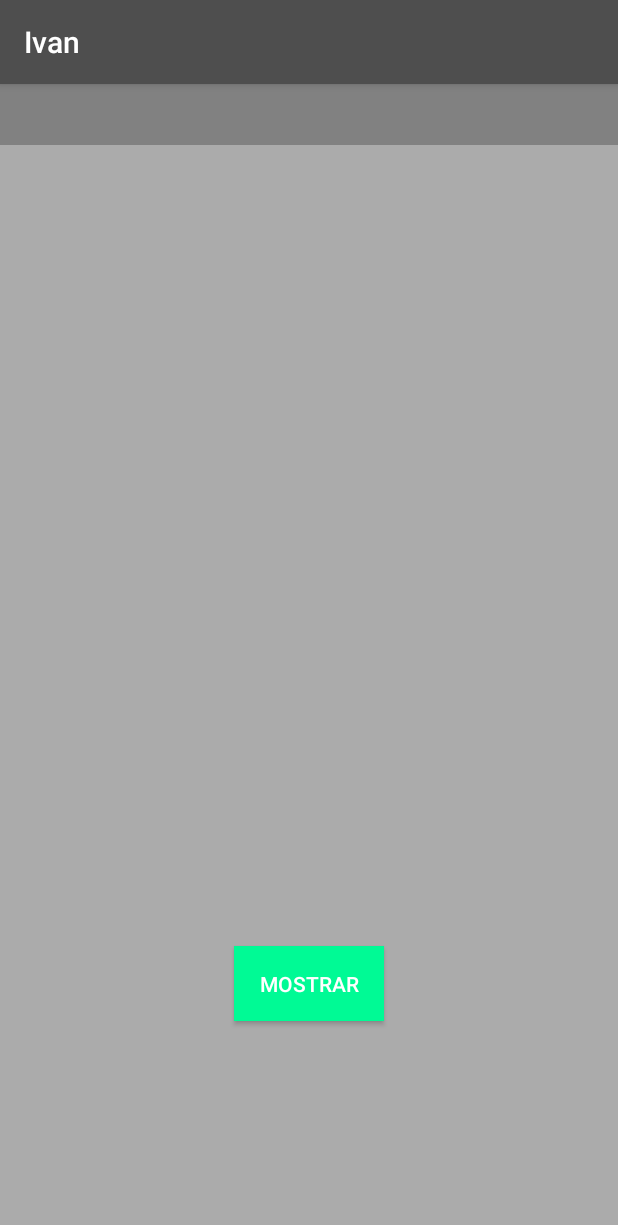
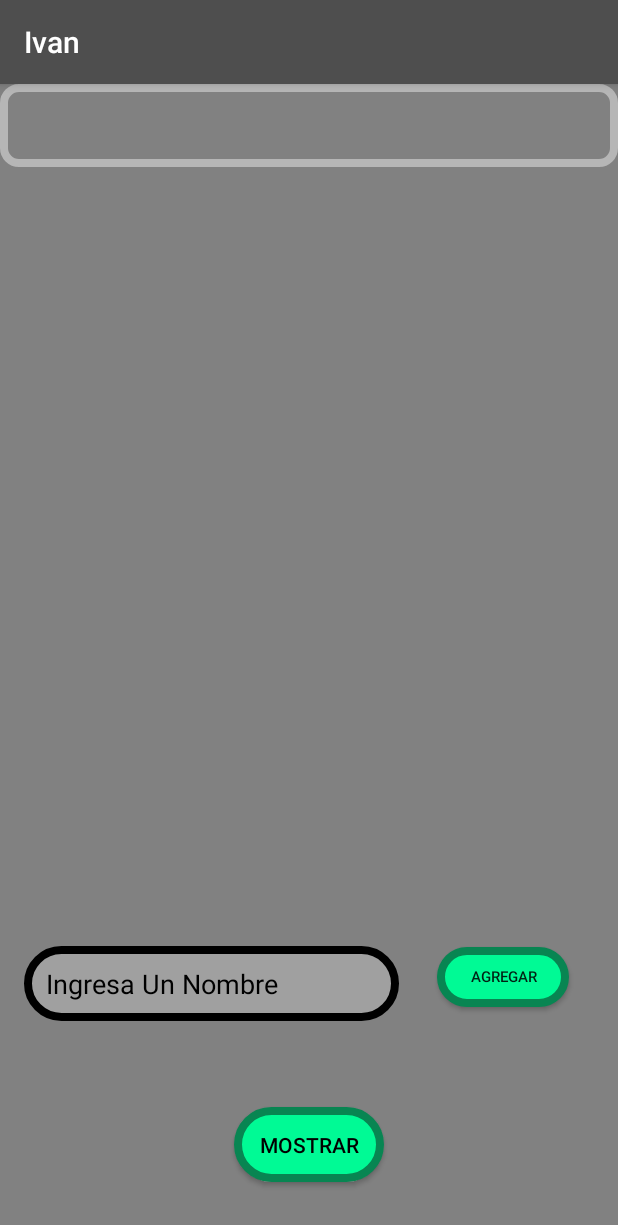
Before and after one commit to rolando-ivan/arrays, an Android app: the screen it shows after launch (MainActivity), on a phone screen of 412 x 824 dp. Shown: the top 1225 px of the screen. Run offline under Robolectric (Android 15) with nearby library versions, the phone set to English and light mode, and no system bars.

Commit message:
hola message

```diff
--- a/app/src/main/java/com/example/ivan/MainActivity.java
+++ b/app/src/main/java/com/example/ivan/MainActivity.java
@@ -4,12 +4,14 @@ import androidx.appcompat.app.AppCompatActivity;
 
 import android.os.Bundle;
 import android.view.View;
+import android.widget.EditText;
 import android.widget.TextView;
 
 import java.util.ArrayList;
 
 public class MainActivity extends AppCompatActivity {
 
+    private EditText edit_text_nombres_para_lista;
     private TextView textViewListaDeUsuarios;
     private ArrayList<String> listaDeNombres;
     //private int index =0 ;
@@ -39,8 +41,7 @@ public class MainActivity extends AppCompatActivity {
         String totalNombre="";
 
         for (String item : listaDeNombres){
-
-           /* new Handler(Looper.getMainLooper()).postDelayed(new Runnable() {
+/* new Handler(Looper.getMainLooper()).postDelayed(new Runnable() {
                 @Override
                 public void run() {
                     textViewListaDeUsuarios.setText(listaDeNombres.get(index));
@@ -48,9 +49,7 @@ public class MainActivity extends AppCompatActivity {
                 }
             }, timepo);
 
-            timepo += intervalo;*/
-
-           totalNombre += "\n" + item;
+            timepo += intervalo;*/      totalNombre += "\n" + item;
         }
 
         textViewListaDeUsuarios.setText(totalNombre);
--- /dev/null
+++ b/app/src/main/res/drawable/fondo_boton.xml
@@ -0,0 +1,11 @@
+<?xml version="1.0" encoding="utf-8"?>
+<shape
+    xmlns:android="http://schemas.android.com/apk/res/android"
+    android:shape="rectangle">
+
+    <corners android:radius="50dp" />
+    <solid android:color="#00FA95" />
+    <stroke android:width="5dp"
+        android:color="#088552" />
+
+</shape>
--- /dev/null
+++ b/app/src/main/res/drawable/fondo_edittext.xml
@@ -0,0 +1,11 @@
+<?xml version="1.0" encoding="utf-8"?>
+<shape xmlns:android="http://schemas.android.com/apk/res/android"
+    android:shape="rectangle">
+    <solid android:color="#a0a0a0" />
+    <corners android:radius="50dp" />
+    <padding android:left="15dp"
+        android:right="5dp" />
+    <stroke android:width="5dp"
+        android:color="#000000" />
+
+</shape>
--- /dev/null
+++ b/app/src/main/res/drawable/fondo_layout.xml
@@ -0,0 +1,11 @@
+<?xml version="1.0" encoding="utf-8"?>
+<shape xmlns:android="http://schemas.android.com/apk/res/android"
+    android:shape="rectangle">
+    <solid android:color="#818181" />
+    <corners android:bottomLeftRadius="200dp"
+        android:topLeftRadius="200dp"
+        android:bottomRightRadius="400dp" />
+    <size android:width="20dp"
+        android:height="2dp" />
+
+</shape>
--- /dev/null
+++ b/app/src/main/res/drawable/fondo_lista_text_view.xml
@@ -0,0 +1,13 @@
+<?xml version="1.0" encoding="utf-8"?>
+<shape xmlns:android="http://schemas.android.com/apk/res/android"
+    android:shape="rectangle">
+    <solid android:color="#818181" />
+    <padding android:left="15dp"
+        android:bottom="10dp"
+        android:right="10dp"
+        android:top="5dp"/>
+    <stroke android:width="5dp"
+        android:color="#B6B6B6" />
+    <corners android:radius="10dp" />
+
+</shape>
--- a/app/src/main/res/layout/activity_main.xml
+++ b/app/src/main/res/layout/activity_main.xml
@@ -5,11 +5,12 @@
     android:layout_width="match_parent"
     android:layout_height="match_parent"
     tools:context=".MainActivity"
-    android:background="#ababab">
+    android:background="#818181">
 
     <TextView
+        android:textColor="#FFFFFF"
         android:textSize="30sp"
-        android:background="#818181"
+        android:background="@drawable/fondo_lista_text_view"
         android:id="@+id/textView"
         android:layout_width="match_parent"
         android:layout_height="wrap_content"
@@ -28,10 +29,42 @@
         app:layout_constraintBottom_toBottomOf="parent"
         app:layout_constraintLeft_toLeftOf="parent"
         app:layout_constraintRight_toRightOf="parent"
-        app:layout_constraintVertical_bias="0.800"
+        app:layout_constraintVertical_bias="0.950"
         app:layout_constraintHorizontal_bias="0.5"
         android:text="@string/mostrar"
-        android:background="#00FA95"
-        android:textColor="#ffffff"/>
+        android:background="@drawable/fondo_boton"
+        android:textColor="#000000"/>
+
+    <EditText
+        android:background="@drawable/fondo_edittext"
+        android:hint="@string/ingresa_un_nombre"
+        android:textColor="#FFFFFF"
+        android:textColorHint="#000000"
+        android:id="@+id/editText"
+        android:layout_width="250dp"
+        android:layout_height="50dp"
+        app:layout_constraintTop_toTopOf="parent"
+        app:layout_constraintBottom_toBottomOf="parent"
+        app:layout_constraintRight_toRightOf="parent"
+        app:layout_constraintLeft_toLeftOf="parent"
+        app:layout_constraintVertical_bias="0.800"
+        app:layout_constraintHorizontal_bias="0.100"
+        tools:ignore="Autofill,TextFields" />
+
+    <Button
+        android:onClick="agregar"
+        android:textSize="10sp"
+        android:text="@string/agregar"
+        android:id="@+id/boton_agregar"
+        android:layout_width="wrap_content"
+        android:layout_height="40dp"
+        app:layout_constraintTop_toTopOf="parent"
+        app:layout_constraintBottom_toBottomOf="parent"
+        app:layout_constraintLeft_toLeftOf="parent"
+        app:layout_constraintRight_toRightOf="parent"
+        app:layout_constraintVertical_bias="0.790"
+        app:layout_constraintHorizontal_bias="0.900"
+        android:background="@drawable/fondo_boton"
+        tools:ignore="SmallSp" />
 
 </androidx.constraintlayout.widget.ConstraintLayout>
--- a/app/src/main/res/values/strings.xml
+++ b/app/src/main/res/values/strings.xml
@@ -1,4 +1,7 @@
 <resources>
     <string name="app_name">Ivan</string>
     <string name="mostrar">Mostrar</string>
+    <string name="edit"/>
+    <string name="ingresa_un_nombre">Ingresa Un Nombre</string>
+    <string name="agregar">Agregar</string>
 </resources>
```
